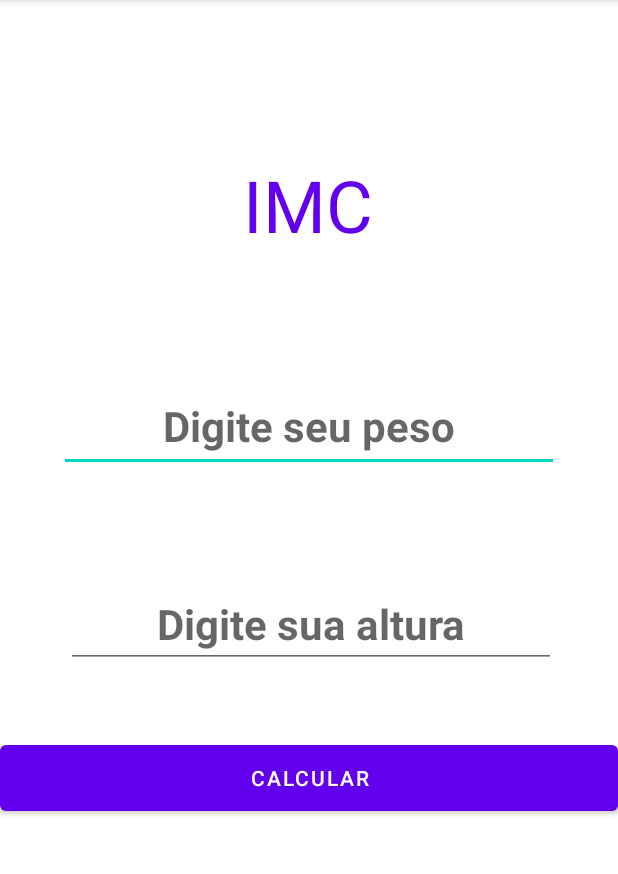
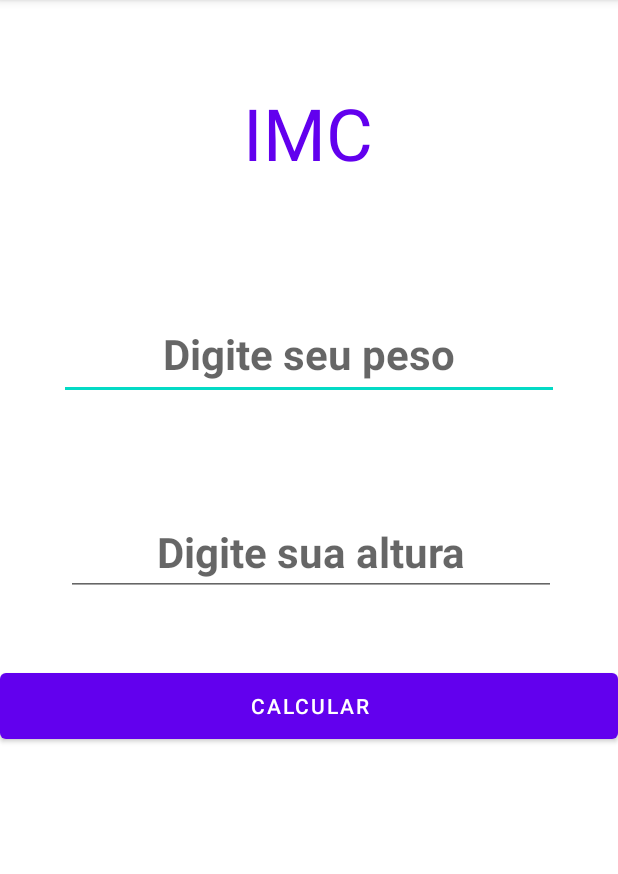
Before and after one commit to tumusx/BMI, an Android app: the screen it shows after launch (MainActivity), on a phone screen of 412 x 824 dp, the part 84-958 px from its top. Run offline under Robolectric (Android 15) with nearby library versions, the phone set to English and light mode, and no system bars.

```diff
--- a/app/src/main/res/layout/activity_main.xml
+++ b/app/src/main/res/layout/activity_main.xml
@@ -10,7 +10,7 @@
         android:id="@+id/imc"
         android:layout_width="122dp"
         android:layout_height="89dp"
-        android:layout_marginTop="92dp"
+        android:layout_marginTop="44dp"
         android:gravity="center"
         android:text="IMC"
         android:textColor="@color/purple_500"
@@ -68,14 +68,15 @@
 
     <TextView
         android:id="@+id/resultado"
-        android:layout_width="143dp"
-        android:layout_height="54dp"
-        android:layout_marginTop="64dp"
+        android:layout_width="411dp"
+        android:layout_height="190dp"
+        android:layout_marginTop="24dp"
         android:gravity="center"
+        android:textColor="@color/black"
         android:textSize="28sp"
         android:textStyle="italic"
-        android:textColor="@color/black"
         app:layout_constraintEnd_toEndOf="parent"
+        app:layout_constraintHorizontal_bias="0.49"
         app:layout_constraintStart_toStartOf="parent"
         app:layout_constraintTop_toBottomOf="@+id/calcuBot" />
 
```
Also changed, not shown: app/src/main/java/com/aplicacao/MainActivity.kt (+9 -1 lines).
